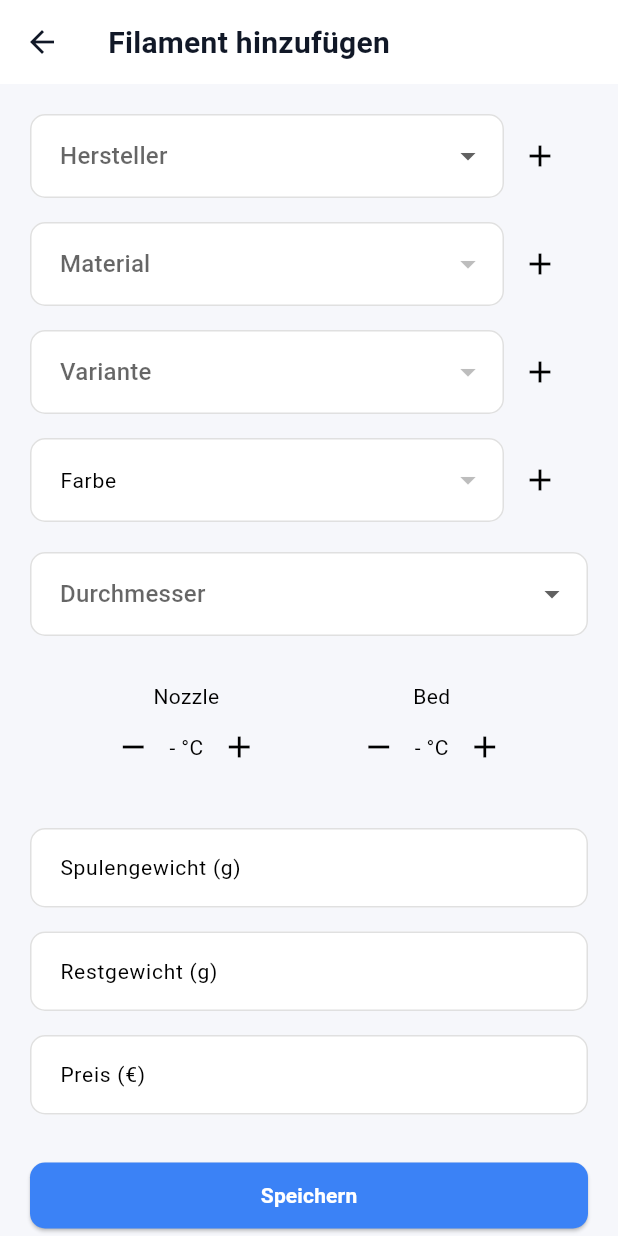
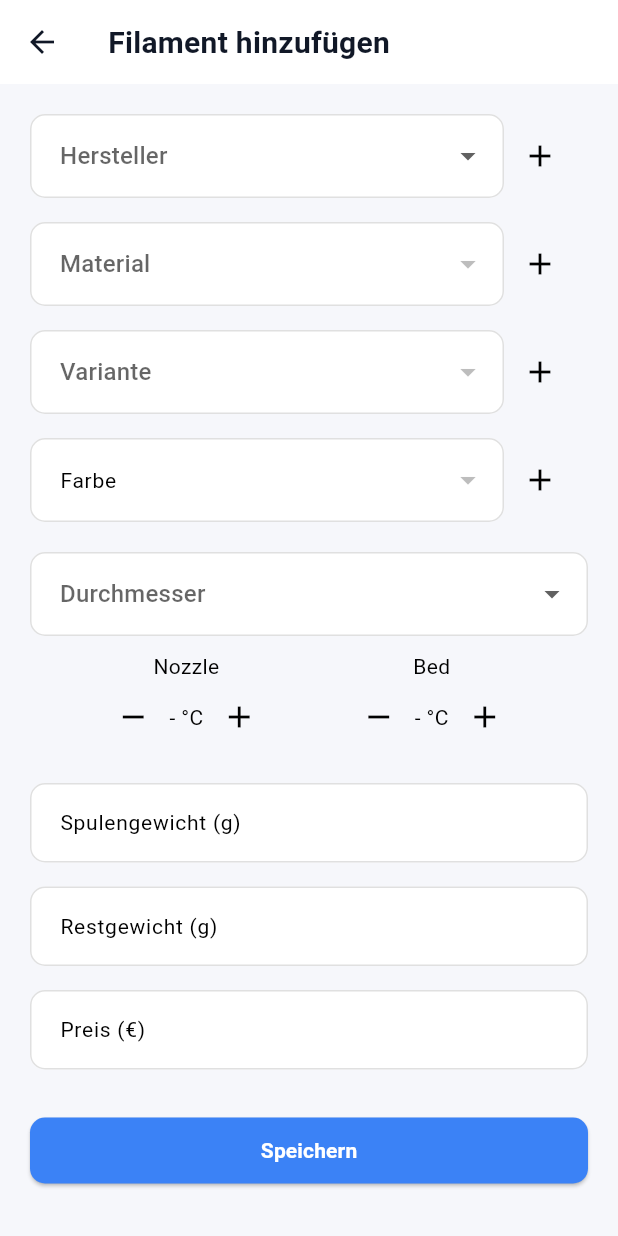
Before and after one commit to Bogi89/filament_manager, a Flutter app: the AddFilamentPage screen opened directly, on a phone screen of 412 x 824 dp. Run offline on Flutter 3.47's test engine with Material 3 defaults, Android fonts, the phone set to English and light mode, and no system bars; our stand-ins replace flutter_colorpicker, hive_flutter, shared_preferences; missing offline and left inert: dart:html; accounts and stored records are empty.

Commit message:
Refine add filament page layout and cleanup

```diff
--- a/lib/pages/add_filament_page.dart
+++ b/lib/pages/add_filament_page.dart
@@ -1174,7 +1174,7 @@ for (int i = 0; i < splitColors.length; i++) {
             },
           ),
 
-          const SizedBox(height: 30),
+          const SizedBox(height: 10),
 
 Row(
   mainAxisAlignment: MainAxisAlignment.spaceEvenly,
@@ -1259,7 +1259,7 @@ Row(
   ],
 ),
 
-          const SizedBox(height: 30),
+          const SizedBox(height: 20),
 
           TextField(
             controller: totalWeightController,
```
